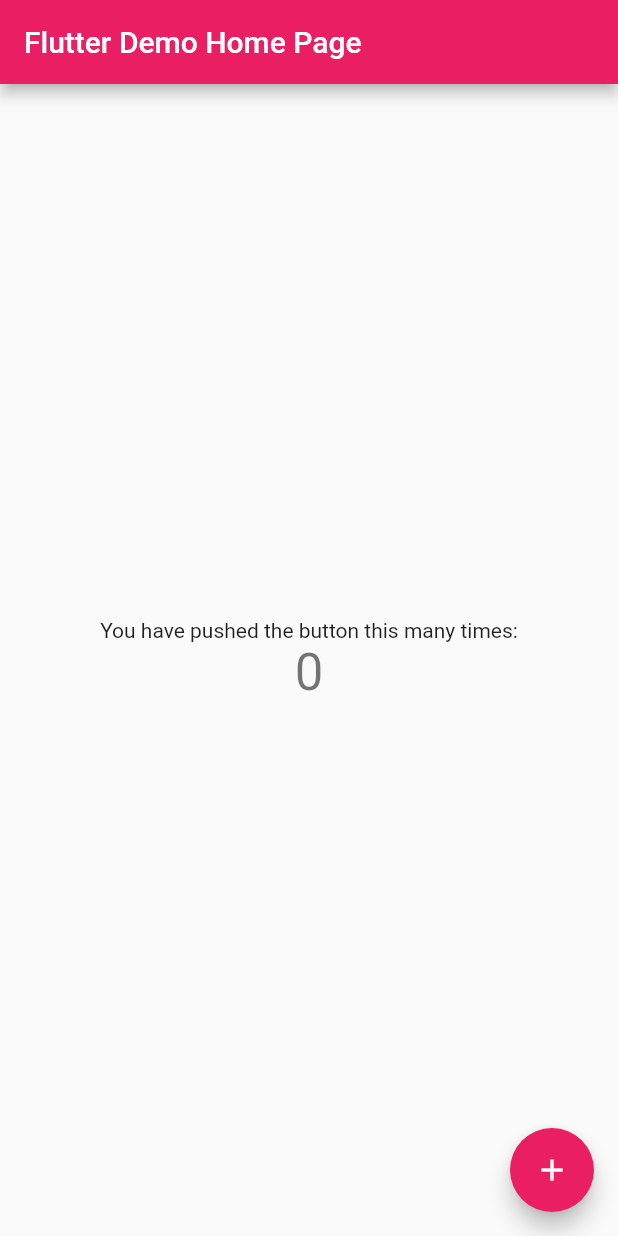
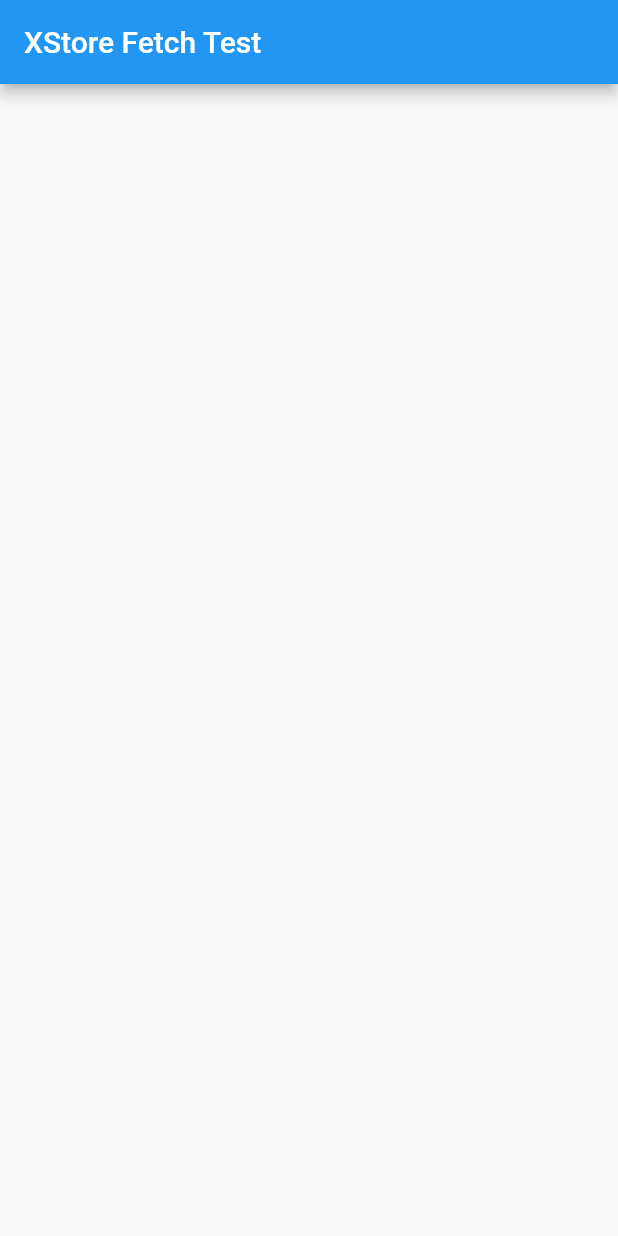
Before and after one commit to dragonDScript/fetch_test, a Flutter app: the screen it shows after launch, on a phone screen of 412 x 824 dp. Run offline on Flutter 3.47's test engine with Material 2 defaults, Android fonts, the phone set to English and light mode, and no system bars.

Commit message:
Change project structure

```diff
--- a/lib/main.dart
+++ b/lib/main.dart
@@ -1,117 +1,6 @@
 import 'package:flutter/material.dart';
+import 'package:fetch_test/src/app.dart';
 
 void main() {
   runApp(MyApp());
 }
-
-class MyApp extends StatelessWidget {
-  // This widget is the root of your application.
-  @override
-  Widget build(BuildContext context) {
-    return MaterialApp(
-      title: 'XStore Fetch Tester',
-      theme: ThemeData(
-        // This is the theme of your application.
-        //
-        // Try running your application with "flutter run". You'll see the
-        // application has a blue toolbar. Then, without quitting the app, try
-        // changing the primarySwatch below to Colors.green and then invoke
-        // "hot reload" (press "r" in the console where you ran "flutter run",
-        // or simply save your changes to "hot reload" in a Flutter IDE).
-        // Notice that the counter didn't reset back to zero; the application
-        // is not restarted.
-        primarySwatch: Colors.pink,
-        // This makes the visual density adapt to the platform that you run
-        // the app on. For desktop platforms, the controls will be smaller and
-        // closer together (more dense) than on mobile platforms.
-        visualDensity: VisualDensity.adaptivePlatformDensity,
-      ),
-      home: MyHomePage(title: 'Flutter Demo Home Page'),
-    );
-  }
-}
-
-class MyHomePage extends StatefulWidget {
-  MyHomePage({Key key, this.title}) : super(key: key);
-
-  // This widget is the home page of your application. It is stateful, meaning
-  // that it has a State object (defined below) that contains fields that affect
-  // how it looks.
-
-  // This class is the configuration for the state. It holds the values (in this
-  // case the title) provided by the parent (in this case the App widget) and
-  // used by the build method of the State. Fields in a Widget subclass are
-  // always marked "final".
-
-  final String title;
-
-  @override
-  _MyHomePageState createState() => _MyHomePageState();
-}
-
-class _MyHomePageState extends State<MyHomePage> {
-  int _counter = 0;
-
-  void _incrementCounter() {
-    setState(() {
-      // This call to setState tells the Flutter framework that something has
-      // changed in this State, which causes it to rerun the build method below
-      // so that the display can reflect the updated values. If we changed
-      // _counter without calling setState(), then the build method would not be
-      // called again, and so nothing would appear to happen.
-      _counter++;
-    });
-  }
-
-  @override
-  Widget build(BuildContext context) {
-    // This method is rerun every time setState is called, for instance as done
-    // by the _incrementCounter method above.
-    //
-    // The Flutter framework has been optimized to make rerunning build methods
-    // fast, so that you can just rebuild anything that needs updating rather
-    // than having to individually change instances of widgets.
-    return Scaffold(
-      appBar: AppBar(
-        // Here we take the value from the MyHomePage object that was created by
-        // the App.build method, and use it to set our appbar title.
-        title: Text(widget.title),
-      ),
-      body: Center(
-        // Center is a layout widget. It takes a single child and positions it
-        // in the middle of the parent.
-        child: Column(
-          // Column is also a layout widget. It takes a list of children and
-          // arranges them vertically. By default, it sizes itself to fit its
-          // children horizontally, and tries to be as tall as its parent.
-          //
-          // Invoke "debug painting" (press "p" in the console, choose the
-          // "Toggle Debug Paint" action from the Flutter Inspector in Android
-          // Studio, or the "Toggle Debug Paint" command in Visual Studio Code)
-          // to see the wireframe for each widget.
-          //
-          // Column has various properties to control how it sizes itself and
-          // how it positions its children. Here we use mainAxisAlignment to
-          // center the children vertically; the main axis here is the vertical
-          // axis because Columns are vertical (the cross axis would be
-          // horizontal).
-          mainAxisAlignment: MainAxisAlignment.center,
-          children: <Widget>[
-            Text(
-              'You have pushed the button this many times:',
-            ),
-            Text(
-              '$_counter',
-              style: Theme.of(context).textTheme.headline4,
-            ),
-          ],
-        ),
-      ),
-      floatingActionButton: FloatingActionButton(
-        onPressed: _incrementCounter,
-        tooltip: 'Increment',
-        child: Icon(Icons.add),
-      ), // This trailing comma makes auto-formatting nicer for build methods.
-    );
-  }
-}
--- /dev/null
+++ b/lib/src/app.dart
@@ -0,0 +1,12 @@
+import 'package:flutter/material.dart';
+import 'package:fetch_test/src/views/ui/home.dart';
+
+class MyApp extends StatelessWidget {
+  @override
+  Widget build(BuildContext context) {
+    return MaterialApp(
+      debugShowCheckedModeBanner: false,
+      home: Home(),
+    );
+  }
+}
--- /dev/null
+++ b/lib/src/logic/utils/request.dart
@@ -0,0 +1 @@
+import 'package:http/http.dart';
--- /dev/null
+++ b/lib/src/views/ui/appbar.dart
@@ -0,0 +1,3 @@
+import 'package:flutter/material.dart';
+
+var customAppBar = AppBar(title: Text("XStore Fetch Test"));
--- /dev/null
+++ b/lib/src/views/ui/home.dart
@@ -0,0 +1,11 @@
+import 'package:flutter/material.dart';
+import 'package:fetch_test/src/views/ui/appbar.dart';
+
+class Home extends StatelessWidget {
+  @override
+  Widget build(BuildContext context) {
+    return Scaffold(
+      appBar: customAppBar,
+    );
+  }
+}
--- a/pubspec.yaml
+++ b/pubspec.yaml
@@ -22,6 +22,8 @@ environment:
 
 dependencies:
   flutter:
+    sdk: flutter
+  http:
     sdk: flutter
 
 
```
